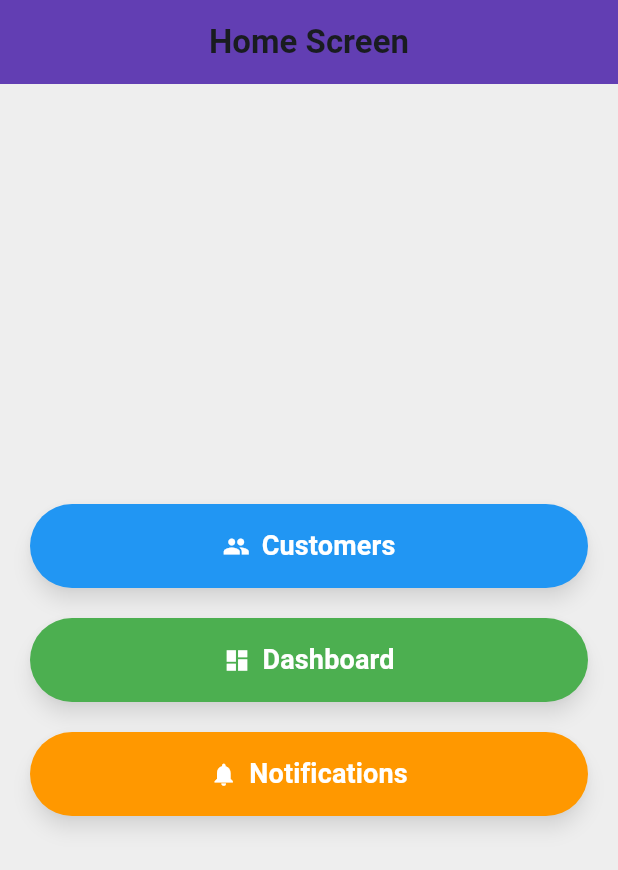
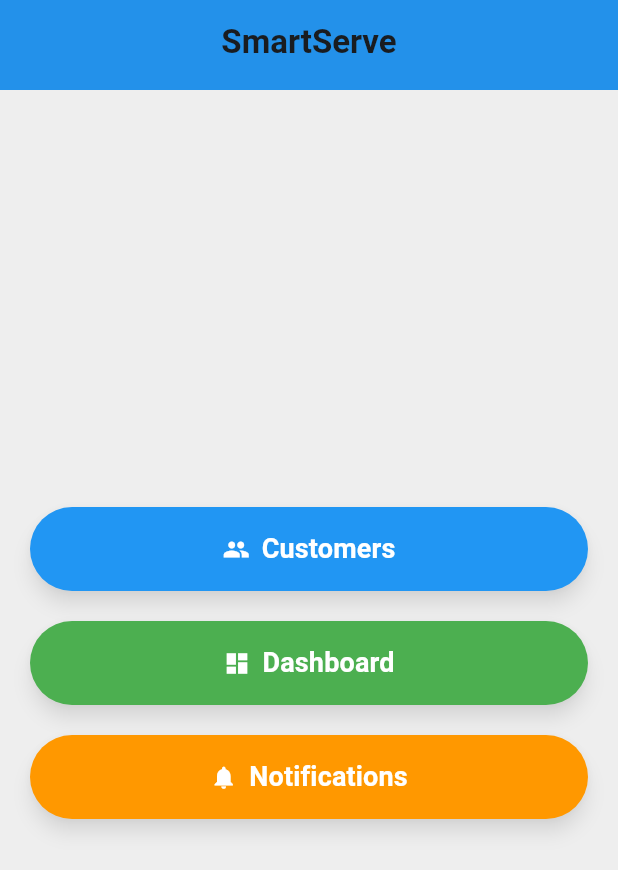
Before and after one commit to chaitanyaj2121/SevaSamruddhiApp, a Flutter app: the HomeScreen screen opened directly, on a phone screen of 412 x 824 dp. Shown: the top 870 px of the screen. Run offline on Flutter 3.47's test engine with Material 3 defaults, Android fonts, the phone set to English and light mode, and no system bars; our stand-ins replace firebase_core; accounts and stored records are empty.

Commit message:
used the concept of widgets like templating in ejs and used in home screen

```diff
--- a/lib/home_screen.dart
+++ b/lib/home_screen.dart
@@ -2,19 +2,18 @@ import 'package:flutter/material.dart';
 import 'dart:convert';
 import 'package:http/http.dart' as http;
 import 'customer_list_screen.dart'; // Import the new screen
+import './widgets/smartserve_header.dart';
 
 class HomeScreen extends StatelessWidget {
   const HomeScreen({Key? key}) : super(key: key);
 
   Future<List<dynamic>> fetchCustomers() async {
     final response = await http.get(
-      Uri.parse('http://192.168.48.11:4000/customers'),
+      Uri.parse('http://192.168.48.11:8080/customers'),
     ); // Replace with your API URL
 
     if (response.statusCode == 200) {
-      final Map<String, dynamic> data = jsonDecode(
-        response.body,
-      ); // Ensure decoding as Map
+      final Map<String, dynamic> data = jsonDecode(response.body);
       if (data['success'] == true && data.containsKey('customers')) {
         return data['customers']; // Extract 'customers' array
       } else {
@@ -28,15 +27,7 @@ class HomeScreen extends StatelessWidget {
   @override
   Widget build(BuildContext context) {
     return Scaffold(
-      appBar: AppBar(
-        title: const Text(
-          'Home Screen',
-          style: TextStyle(fontSize: 22, fontWeight: FontWeight.bold),
-        ),
-        centerTitle: true,
-        backgroundColor: Colors.deepPurple,
-        elevation: 5,
-      ),
+      appBar: SmartServeHeader(), // ✅ Using the reusable header
       body: Center(
         child: Padding(
           padding: const EdgeInsets.symmetric(horizontal: 20.0),
@@ -80,7 +71,7 @@ class HomeScreen extends StatelessWidget {
     IconData icon,
     Color color,
     Future<List<dynamic>> Function()?
-    fetchFunction, // Accept a function reference
+    fetchFunction, // Accept function reference
   ) {
     return SizedBox(
       width: double.infinity,
--- /dev/null
+++ b/lib/widgets/smartserve_header.dart
@@ -0,0 +1,19 @@
+import 'package:flutter/material.dart';
+
+class SmartServeHeader extends StatelessWidget implements PreferredSizeWidget {
+  @override
+  Widget build(BuildContext context) {
+    return AppBar(
+      title: Text(
+        "SmartServe",
+        style: TextStyle(fontSize: 22, fontWeight: FontWeight.bold),
+      ),
+      centerTitle: true,
+      backgroundColor: Colors.blue, // Change color as needed
+      elevation: 4, // Adds shadow
+    );
+  }
+
+  @override
+  Size get preferredSize => Size.fromHeight(60.0); // AppBar height
+}
```
